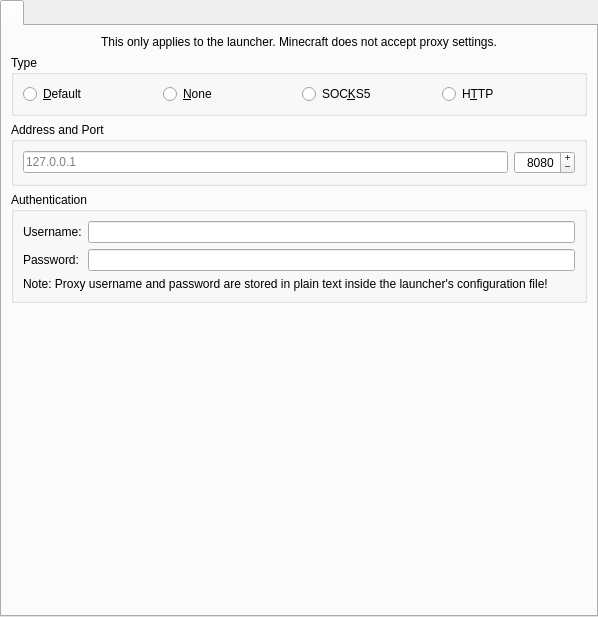
Old version of the form launcher/ui/pages/global/ProxyPage.ui in the repository FreesmTeam/FreesmLauncher.
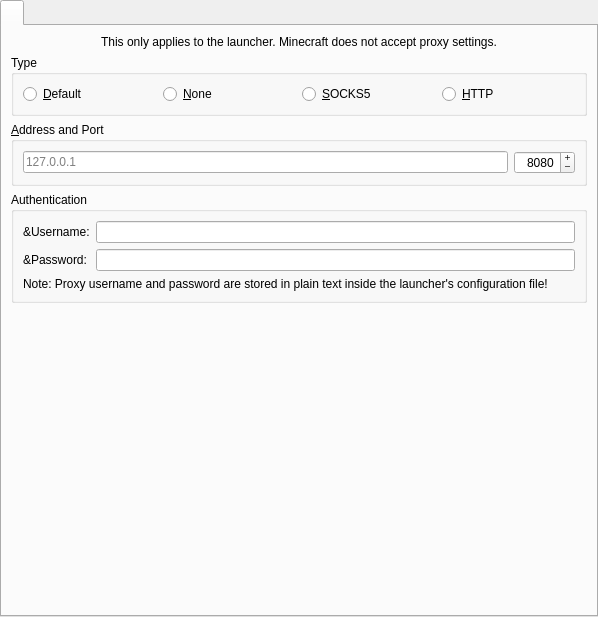
New version of the form.

Commit message: added: Mnemonics for Settings/Proxy

What changed in the file:
```diff
--- a/launcher/ui/pages/global/ProxyPage.ui
+++ b/launcher/ui/pages/global/ProxyPage.ui
@@ -81,7 +81,7 @@
           <item>
            <widget class="QRadioButton" name="proxySOCKS5Btn">
             <property name="text">
-             <string>SOC&amp;KS5</string>
+             <string>&amp;SOCKS5</string>
             </property>
             <attribute name="buttonGroup">
              <string notr="true">proxyGroup</string>
@@ -91,7 +91,7 @@
           <item>
            <widget class="QRadioButton" name="proxyHTTPBtn">
             <property name="text">
-             <string>H&amp;TTP</string>
+             <string>&amp;HTTP</string>
             </property>
             <attribute name="buttonGroup">
              <string notr="true">proxyGroup</string>
@@ -104,7 +104,7 @@
        <item>
         <widget class="QGroupBox" name="proxyAddrBox">
          <property name="title">
-          <string>Address and Port</string>
+          <string>&amp;Address and Port</string>
          </property>
          <layout class="QHBoxLayout" name="horizontalLayout_2">
           <item>
@@ -145,14 +145,14 @@
           <item row="0" column="0">
            <widget class="QLabel" name="proxyUsernameLabel">
             <property name="text">
-             <string>Username:</string>
+             <string>&amp;Username:</string>
             </property>
            </widget>
           </item>
           <item row="1" column="0">
            <widget class="QLabel" name="proxyPasswordLabel">
             <property name="text">
-             <string>Password:</string>
+             <string>&amp;Password:</string>
             </property>
            </widget>
           </item>
```
